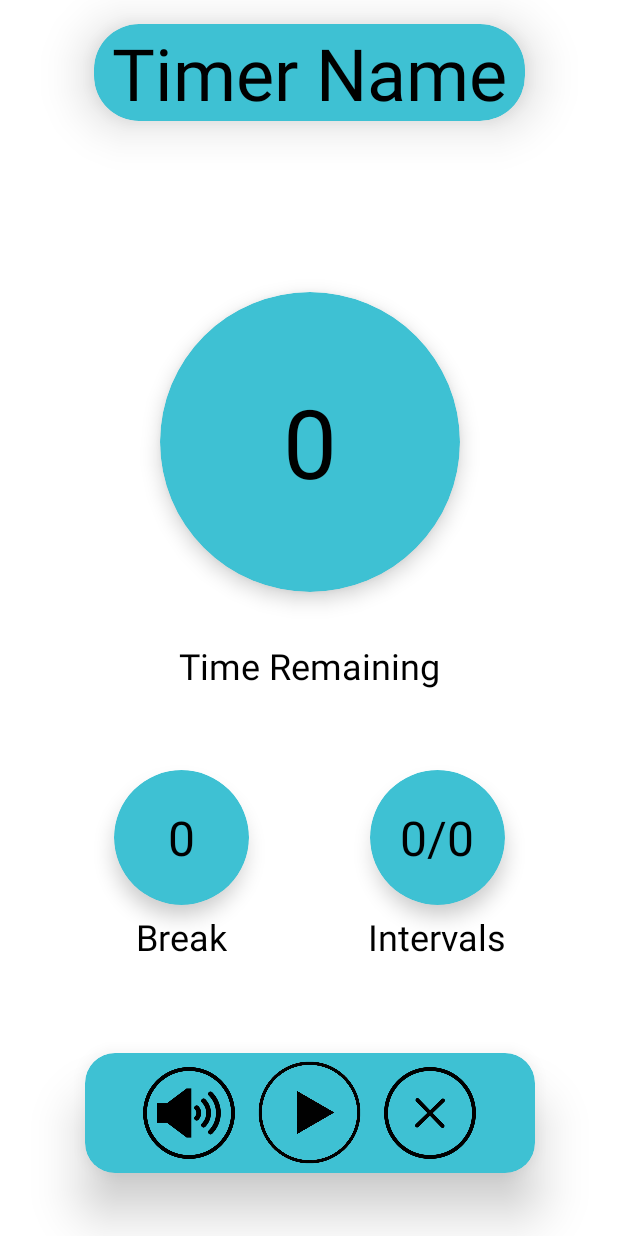
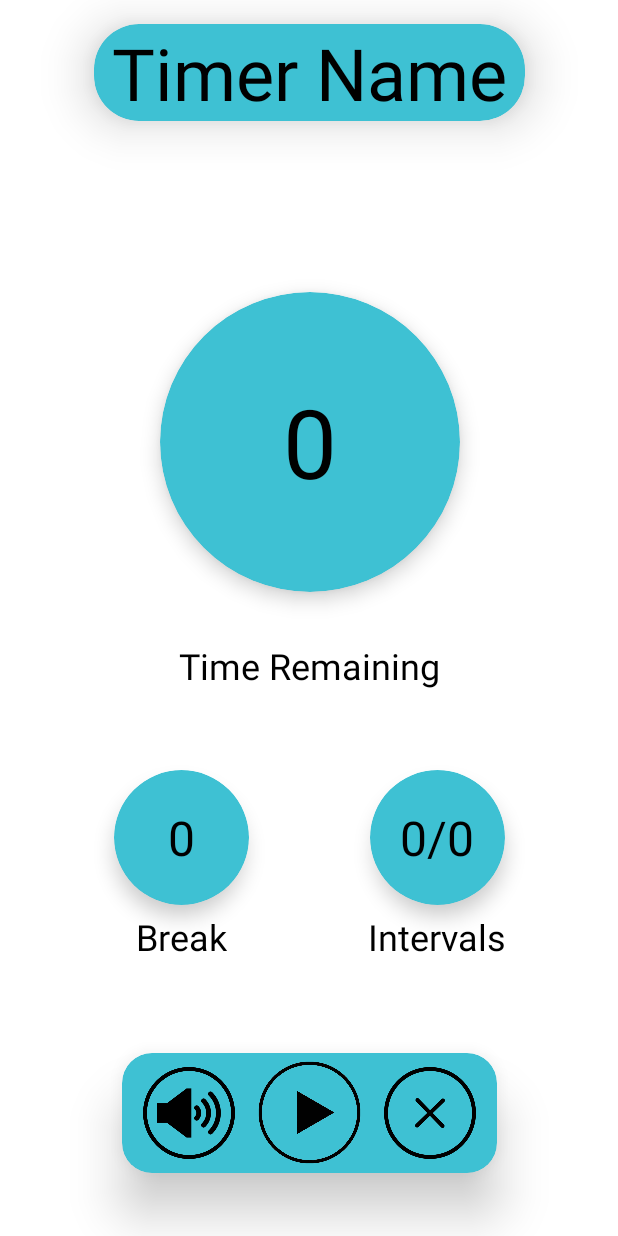
Before and after one commit to mdrewry/IntervalTimer, an Android app: the timer screen opened directly, with no data from a screen before it, on a phone screen of 412 x 824 dp. Run offline under Robolectric (Android 15) with nearby library versions, the phone set to English and light mode, and no system bars; 4 statements that could not run were skipped.

Commit message:
changed one ui element slightly

```diff
--- a/app/src/main/res/layout/activity_timer.xml
+++ b/app/src/main/res/layout/activity_timer.xml
@@ -53,7 +53,7 @@
         app:layout_constraintTop_toTopOf="@id/progressBarTotal"/>
     <androidx.cardview.widget.CardView
         android:id="@+id/cardViewButtonControls"
-        android:layout_width="300dp"
+        android:layout_width="250dp"
         android:layout_height="80dp"
         app:cardBackgroundColor="?attr/colorSecondary"
         app:cardCornerRadius="20dp"
```
